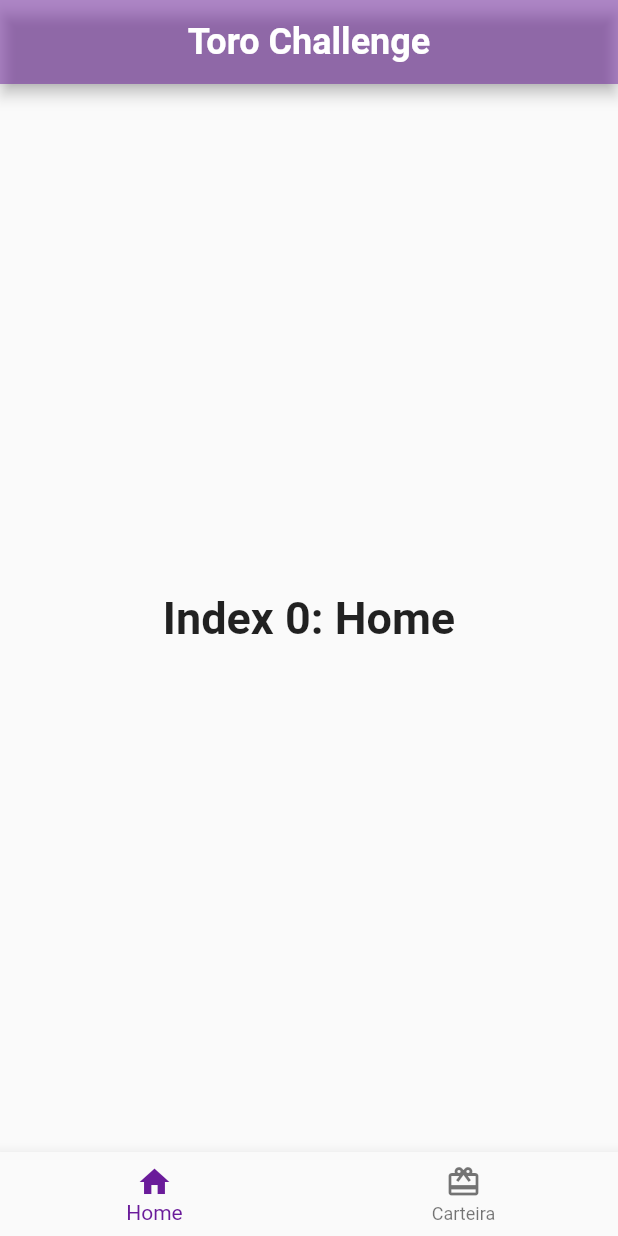
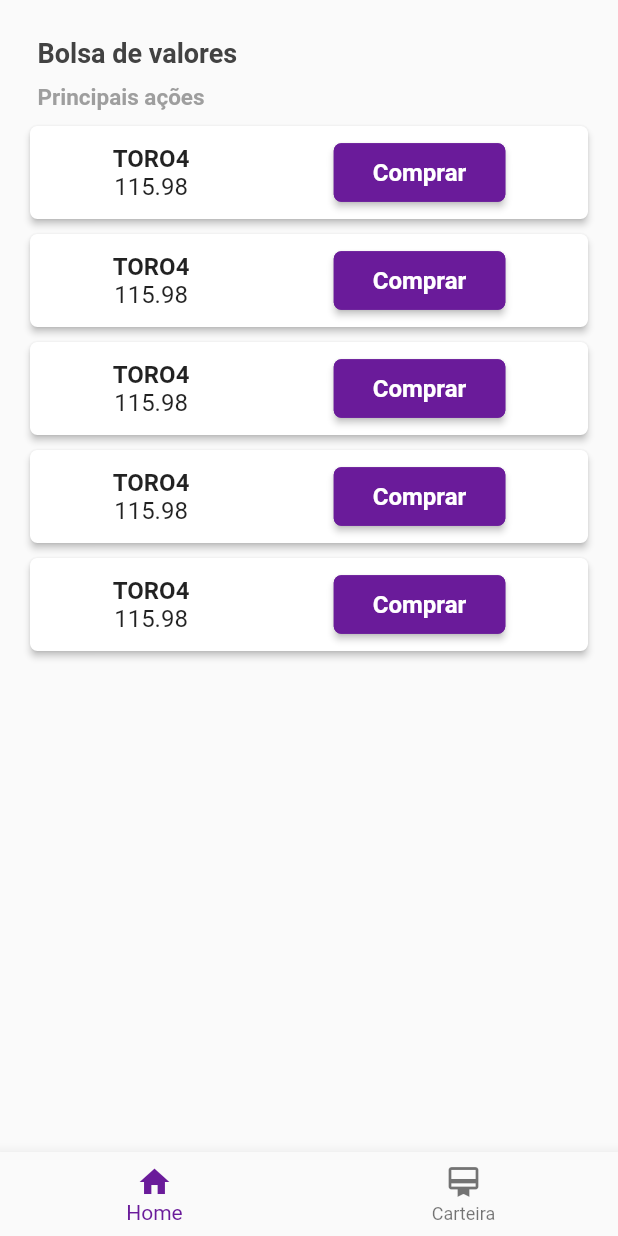
Before and after one commit to GabrielCotrim/toro_challenge_app, a Flutter app: the screen it shows after launch, on a phone screen of 412 x 824 dp. Run offline on Flutter 3.47's test engine with Material 2 defaults, Android fonts, the light colour scheme and no system bars; missing offline and left inert: dart:html.

Commit message:
Adiciona tela de top trends

```diff
--- a/lib/app_theme.dart
+++ b/lib/app_theme.dart
@@ -11,6 +11,7 @@ class AppTheme {
 
   static final ThemeData materialTheme = _materialTheme.copyWith(
     primaryColor: Colors.purple.shade800,
+    backgroundColor: Colors.grey.shade200,
     colorScheme: _materialTheme.colorScheme.copyWith(
       secondary: Colors.purple.shade600,
     ),
@@ -18,5 +19,6 @@ class AppTheme {
 
   static final CupertinoThemeData cupertinoTheme = _cupertinoTheme.copyWith(
     primaryColor: Colors.purple.shade800,
+    scaffoldBackgroundColor: Colors.grey.shade200,
   );
 }
--- a/lib/features/presentation/pages/home_page.dart
+++ b/lib/features/presentation/pages/home_page.dart
@@ -1,8 +1,8 @@
 import 'package:flutter/cupertino.dart';
 import 'package:flutter/material.dart';
-import 'package:toro_challenge/app_theme.dart';
 
 import '../../../core/widgets/platform_stateless_widget.dart';
+import 'top_trends_page.dart';
 
 class HomePage extends StatefulWidget {
   const HomePage({Key? key}) : super(key: key);
@@ -17,20 +17,8 @@ class _HomeStatePage extends PlatformStateWidget<HomePage> {
   static const TextStyle _optionStyle =
       TextStyle(fontSize: 30, fontWeight: FontWeight.bold);
 
-  static const Text _titleBar = Text(
-    AppTheme.appName,
-    style: TextStyle(
-      fontSize: 24,
-      fontWeight: FontWeight.bold,
-      color: Colors.white,
-    ),
-  );
-
   static const List<Widget> _widgetOptions = <Widget>[
-    Text(
-      'Index 0: Home',
-      style: _optionStyle,
-    ),
+    TopTrendsPage(),
     Text(
       'Index 1: Carteira',
       style: _optionStyle,
@@ -44,7 +32,7 @@ class _HomeStatePage extends PlatformStateWidget<HomePage> {
       label: 'Home',
     ),
     BottomNavigationBarItem(
-      icon: Icon(Icons.wallet_giftcard),
+      icon: Icon(Icons.wallet_membership),
       label: 'Carteira',
     ),
   ];
@@ -58,11 +46,6 @@ class _HomeStatePage extends PlatformStateWidget<HomePage> {
   @override
   Widget buildCupertinoWidget(BuildContext context) {
     return CupertinoPageScaffold(
-      navigationBar: CupertinoNavigationBar(
-        backgroundColor:
-            CupertinoTheme.of(context).primaryColor.withOpacity(0.5),
-        middle: _titleBar,
-      ),
       child: CupertinoTabScaffold(
         tabBar: CupertinoTabBar(
           items: _bottomItens,
@@ -71,7 +54,12 @@ class _HomeStatePage extends PlatformStateWidget<HomePage> {
           return CupertinoTabView(
             builder: (BuildContext context) {
               return Center(
-                child: _widgetOptions.elementAt(index),
+                child: Padding(
+                  padding: const EdgeInsets.only(
+                    top: 20.0,
+                  ),
+                  child: _widgetOptions.elementAt(index),
+                ),
               );
             },
           );
@@ -83,13 +71,13 @@ class _HomeStatePage extends PlatformStateWidget<HomePage> {
   @override
   Widget buildMaterialWidget(BuildContext context) {
     return Scaffold(
-      appBar: AppBar(
-        backgroundColor: Theme.of(context).primaryColor.withOpacity(0.5),
-        title: _titleBar,
-        centerTitle: true,
-      ),
       body: Center(
-        child: _widgetOptions.elementAt(_selectedIndex),
+        child: Padding(
+          padding: const EdgeInsets.only(
+            top: 20.0,
+          ),
+          child: _widgetOptions.elementAt(_selectedIndex),
+        ),
       ),
       bottomNavigationBar: BottomNavigationBar(
         items: _bottomItens,
--- /dev/null
+++ b/lib/features/presentation/pages/top_trends_page.dart
@@ -0,0 +1,64 @@
+import 'package:flutter/cupertino.dart';
+import 'package:flutter/material.dart';
+
+import '../widgets/refresh_indicator_trends_widget.dart';
+
+class TopTrendsPage extends StatefulWidget {
+  const TopTrendsPage({Key? key}) : super(key: key);
+
+  @override
+  State<TopTrendsPage> createState() => _TopTrendsState();
+}
+
+class _TopTrendsState extends State<TopTrendsPage> {
+  static const Text _subtitle = Text(
+    "Principais ações",
+    style: TextStyle(
+      fontSize: 15,
+      fontWeight: FontWeight.w600,
+      color: Colors.grey,
+    ),
+  );
+
+  static final Text _title = Text(
+    "Bolsa de valores",
+    style: TextStyle(
+      fontSize: 18,
+      fontWeight: FontWeight.w600,
+      color: Colors.grey.shade800,
+    ),
+  );
+
+  Future _onRefresh() async {}
+  void _onPayAction(dynamic action) {}
+
+  @override
+  Widget build(BuildContext context) {
+    return Padding(
+      padding: const EdgeInsets.symmetric(
+        horizontal: 20.0,
+      ),
+      child: Column(
+        mainAxisSize: MainAxisSize.max,
+        mainAxisAlignment: MainAxisAlignment.start,
+        crossAxisAlignment: CrossAxisAlignment.start,
+        children: <Widget>[
+          Padding(
+            padding: const EdgeInsets.all(5.0),
+            child: _title,
+          ),
+          const Padding(
+            padding: EdgeInsets.all(5.0),
+            child: _subtitle,
+          ),
+          Expanded(
+            child: RefreshIndicatorTrendsWidget(
+              onRefresh: _onRefresh,
+              onPayAction: _onPayAction,
+            ),
+          ),
+        ],
+      ),
+    );
+  }
+}
--- /dev/null
+++ b/lib/features/presentation/widgets/refresh_indicator_trends_widget.dart
@@ -0,0 +1,148 @@
+import 'dart:html';
+
+import 'package:toro_challenge/core/widgets/platform_stateless_widget.dart';
+import 'package:flutter/cupertino.dart';
+import 'package:flutter/material.dart';
+
+class RefreshIndicatorTrendsWidget extends PlatformStatelessWidget {
+  const RefreshIndicatorTrendsWidget({
+    Key? key,
+    required this.onRefresh,
+    required this.onPayAction,
+  }) : super(key: key);
+
+  final void Function(dynamic action)? onPayAction;
+  final Future<void> Function() onRefresh;
+
+  void _onPay() {}
+
+  static const List<Widget> _actions = <Widget>[
+    Text(
+      "TORO4",
+      style: TextStyle(
+        fontSize: 16,
+        fontWeight: FontWeight.bold,
+      ),
+    ),
+    Text(
+      "115.98",
+      style: TextStyle(
+        fontSize: 16,
+        fontWeight: FontWeight.normal,
+      ),
+    ),
+  ];
+
+  @override
+  Widget buildCupertinoWidget(BuildContext context) {
+    return CustomScrollView(
+      slivers: [
+        CupertinoSliverRefreshControl(
+          onRefresh: onRefresh,
+        ),
+        SliverList(
+          delegate: SliverChildBuilderDelegate(
+            (BuildContext context, int index) {
+              return Card(
+                elevation: 0.0,
+                margin: const EdgeInsets.symmetric(
+                  vertical: 5.0,
+                ),
+                shape: RoundedRectangleBorder(
+                  borderRadius: BorderRadius.circular(5.0),
+                ),
+                child: Padding(
+                  padding: const EdgeInsets.all(7.0),
+                  child: Row(
+                    mainAxisAlignment: MainAxisAlignment.spaceAround,
+                    children: <Widget>[
+                      Column(
+                        mainAxisSize: MainAxisSize.max,
+                        mainAxisAlignment: MainAxisAlignment.spaceAround,
+                        children: _actions,
+                      ),
+                      CupertinoButton(
+                        color: CupertinoTheme.of(context).primaryColor,
+                        padding: const EdgeInsets.all(10.0),
+                        child: const Text(
+                          "Comprar",
+                          style: TextStyle(
+                            fontSize: 16,
+                            fontWeight: FontWeight.bold,
+                          ),
+                        ),
+                        onPressed: _onPay,
+                      ),
+                    ],
+                  ),
+                ),
+              );
+            },
+            childCount: 5,
+          ),
+        )
+      ],
+    );
+  }
+
+  @override
+  Widget buildMaterialWidget(BuildContext context) {
+    return RefreshIndicator(
+      onRefresh: onRefresh,
+      child: ListView.builder(
+        itemCount: 5,
+        itemBuilder: (BuildContext context, int index) {
+          return Card(
+            elevation: 2.0,
+            margin: const EdgeInsets.symmetric(
+              vertical: 5.0,
+            ),
+            shape: RoundedRectangleBorder(
+              borderRadius: BorderRadius.circular(5.0),
+            ),
+            child: Padding(
+              padding: const EdgeInsets.all(7.0),
+              child: Row(
+                mainAxisAlignment: MainAxisAlignment.spaceAround,
+                children: <Widget>[
+                  Column(
+                    mainAxisSize: MainAxisSize.max,
+                    mainAxisAlignment: MainAxisAlignment.spaceAround,
+                    children: _actions,
+                  ),
+                  ElevatedButton(
+                    style: ButtonStyle(
+                      backgroundColor: MaterialStateProperty.all(
+                        Theme.of(context).primaryColor,
+                      ),
+                      shape: MaterialStateProperty.all<RoundedRectangleBorder>(
+                        RoundedRectangleBorder(
+                          borderRadius: BorderRadius.circular(5.0),
+                          side: BorderSide(
+                            color: Theme.of(context).primaryColor,
+                          ),
+                        ),
+                      ),
+                    ),
+                    child: const Padding(
+                      padding: EdgeInsets.all(10.0),
+                      child: Text(
+                        "Comprar",
+                        style: TextStyle(
+                          fontSize: 16,
+                          fontWeight: FontWeight.bold,
+                          color: Colors.white,
+                        ),
+                      ),
+                    ),
+                    onPressed: _onPay,
+                  ),
+                ],
+              ),
+            ),
+          );
+        },
+      ),
+    );
+  }
+}
```
